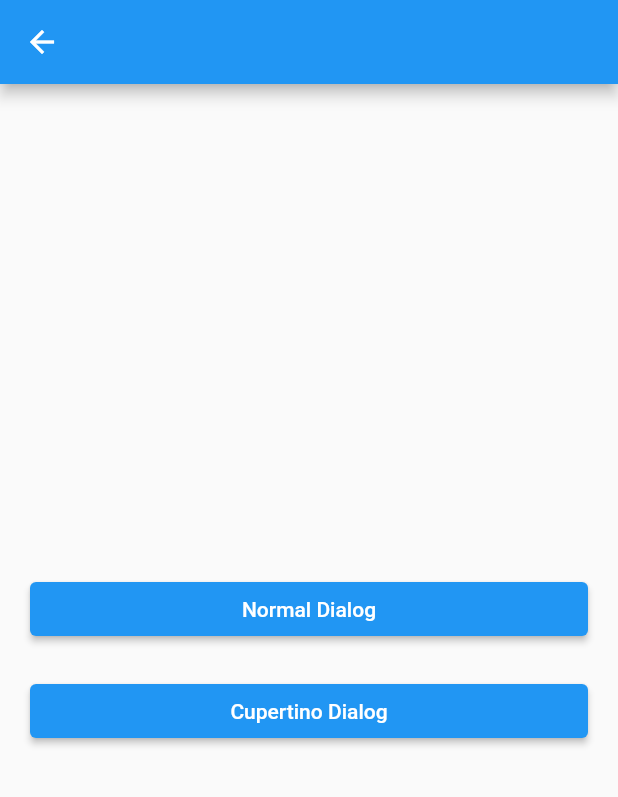
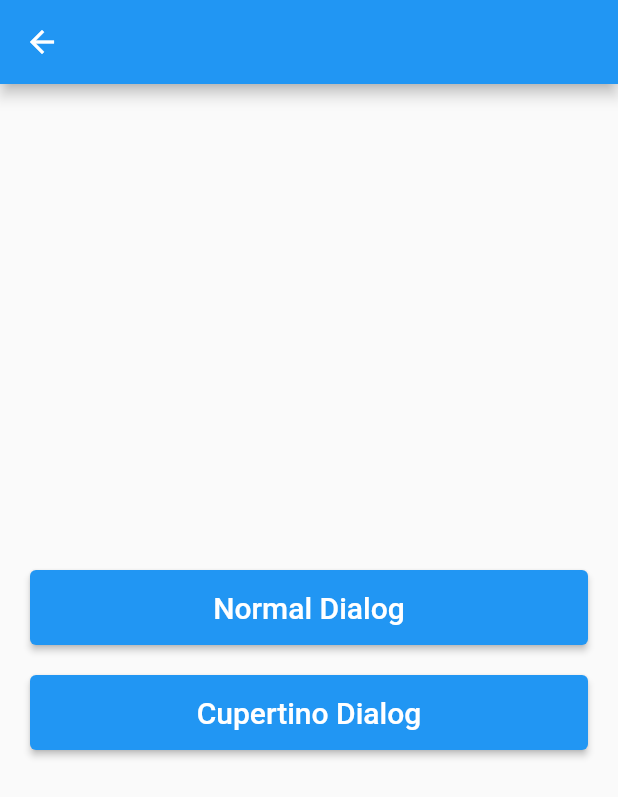
Before and after one commit to newhappydays/flutter_sample, a Flutter app: the DialogSampleScreen screen opened by its route, on a phone screen of 412 x 824 dp. Shown: the top 797 px of the screen. Run offline on Flutter 3.47's test engine with Material 2 defaults, Android fonts, the phone set to English and light mode, and no system bars; our stand-ins replace drift, flutter_bloc, hive, hive_flutter, table_calendar; accounts and stored records are empty; generated files the repository leaves out were written again.

```diff
--- a/lib/ui/component/route_button.dart
+++ b/lib/ui/component/route_button.dart
@@ -15,7 +15,8 @@ class RouteButton extends StatelessWidget {
       padding: const EdgeInsets.all(8.0),
       child: ElevatedButton(
         style: ElevatedButton.styleFrom(
-            minimumSize: const Size.fromHeight(50)),
+          minimumSize: const Size.fromHeight(50),
+        ),
         onPressed: () {
           Navigator.pushNamed(context, route.routeName);
         },
--- a/lib/ui/widget/component/dialog_open_button.dart
+++ b/lib/ui/widget/component/dialog_open_button.dart
@@ -19,9 +19,13 @@ class DialogOpenButton extends StatelessWidget {
       ),
       width: double.infinity,
       child: ElevatedButton(
+        style: ElevatedButton.styleFrom(
+          minimumSize: const Size.fromHeight(50),
+        ),
         onPressed: openDialog,
         child: Text(
           btnName,
+          style: const TextStyle(fontSize: 20),
         ),
       ),
     );
--- a/lib/ui/widget/picker/picker_sample_screen.dart
+++ b/lib/ui/widget/picker/picker_sample_screen.dart
@@ -135,6 +135,7 @@ class PickerSampleScreen extends StatelessWidget {
             ),
           );
         });
+
   }
 
   showSnackBar(BuildContext context, String message) {
--- a/pubspec.yaml
+++ b/pubspec.yaml
@@ -44,6 +44,8 @@ dependencies:
   uuid: ^3.0.6
   flutter_bloc: ^8.0.1
   provider: ^6.0.3
+  flutter_localizations:
+    sdk: flutter
 
 dev_dependencies:
   flutter_test:
```
Also changed, not shown: lib/main.dart (+9 -2 lines), pubspec.lock.
